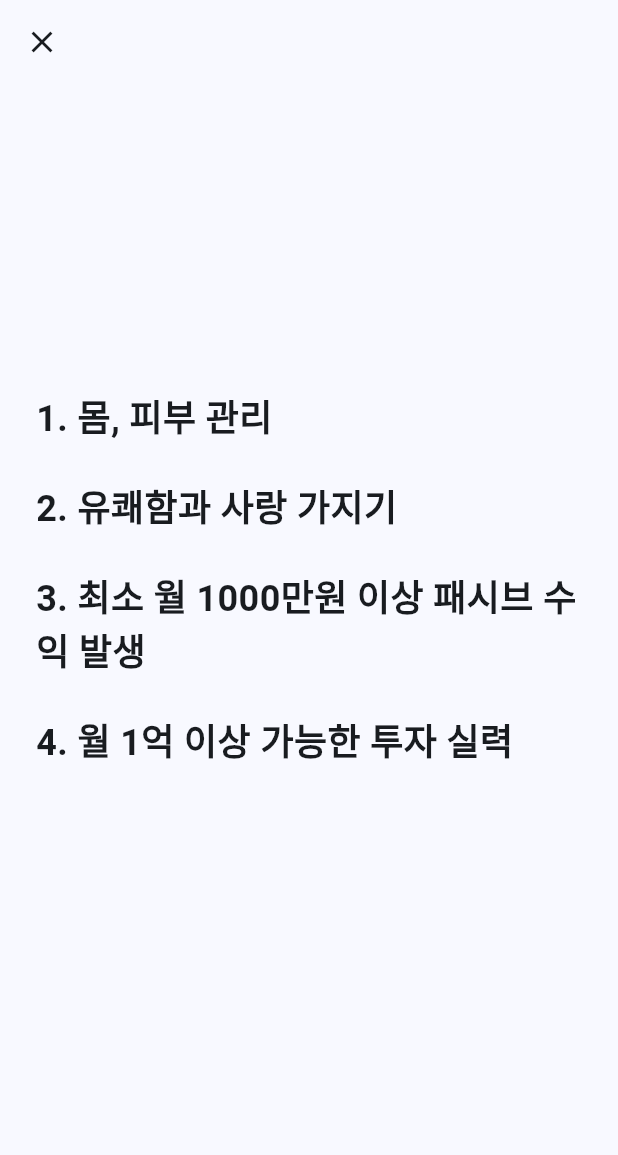
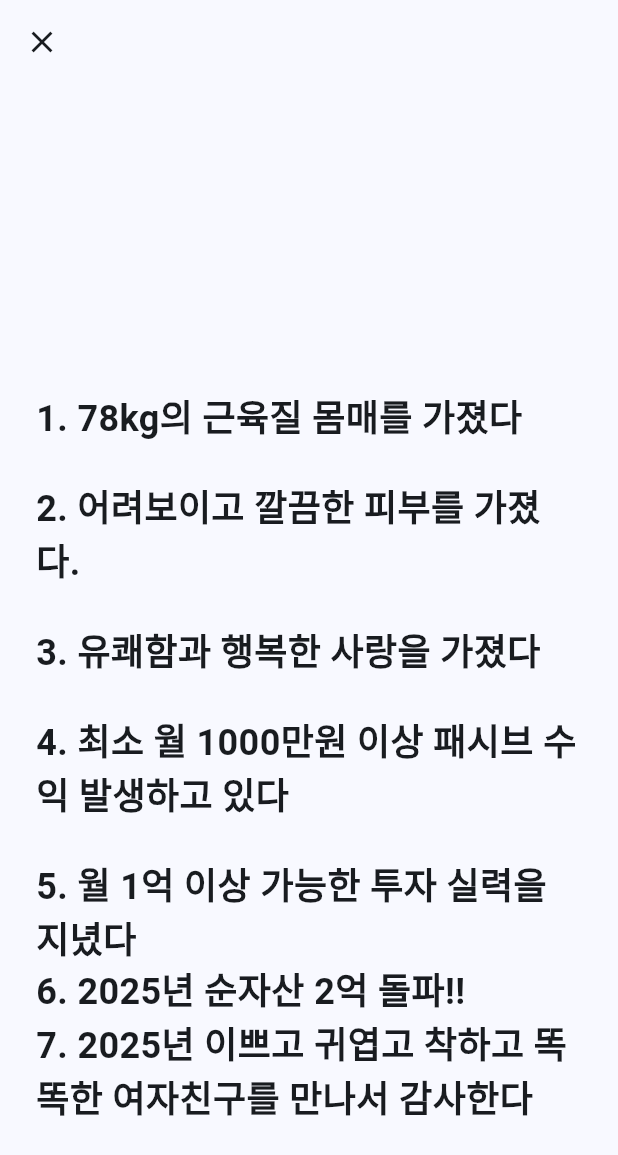
Before and after one commit to dongqui/mindware, a Flutter app: the screen it shows after launch, after a tap on the "menu book" icon, on a phone screen of 412 x 824 dp. Shown: the top 1155 px of the screen. Run offline on Flutter 3.47's test engine with Material 3 defaults, Android fonts, the phone set to English and light mode, and no system bars; our stand-ins replace flutter_local_notifications, get_it, isar, timezone; accounts and stored records are empty; generated files the repository leaves out were written again.

Commit message:
feat: 목표 추가

```diff
--- a/lib/features/todo/data/datasources/todo_local_data_source.dart
+++ b/lib/features/todo/data/datasources/todo_local_data_source.dart
@@ -75,6 +75,11 @@ class TodoLocalDataSourceImpl implements TodoLocalDataSource {
           createdAt: DateTime.now(),
           todoListId: listId,
         ),
+        TodoModel(
+          title: '자기 전에 감사하기',
+          createdAt: DateTime.now(),
+          todoListId: listId,
+        ),
       ];
 
       await _isar.todoModels.putAll(todos);
--- a/lib/features/todo/presentation/pages/counter_fragment.dart
+++ b/lib/features/todo/presentation/pages/counter_fragment.dart
@@ -39,7 +39,7 @@ class _CounterFragmentState extends State<CounterFragment> {
                 mainAxisAlignment: MainAxisAlignment.center,
                 children: [
                   Text(
-                    "나는 매력 넘치고 자유로운 30대 100억 자산가다.",
+                    "나는 매력 넘치고 자유로운 30대 100억 자산가임에 감사한다.",
                     style: const TextStyle(
                       fontSize: 18,
                       fontWeight: FontWeight.bold,
--- a/lib/features/todo/presentation/pages/goal_fragment.dart
+++ b/lib/features/todo/presentation/pages/goal_fragment.dart
@@ -20,7 +20,7 @@ class GoalFragment extends StatelessWidget {
             children: [
               const SizedBox(height: 180),
               Text(
-                "1. 몸, 피부 관리",
+                "1. 78kg의 근육질 몸매를 가졌다",
                 style: const TextStyle(
                   fontSize: 24,
                   fontWeight: FontWeight.bold,
@@ -29,7 +29,7 @@ class GoalFragment extends StatelessWidget {
               ),
               const SizedBox(height: 24),
               Text(
-                "2. 유쾌함과 사랑 가지기",
+                "2. 어려보이고 깔끔한 피부를 가졌다.",
                 style: const TextStyle(
                   fontSize: 24,
                   fontWeight: FontWeight.bold,
@@ -38,7 +38,7 @@ class GoalFragment extends StatelessWidget {
               ),
               const SizedBox(height: 24),
               Text(
-                "3. 최소 월 1000만원 이상 패시브 수익 발생",
+                "3. 유쾌함과 행복한 사랑을 가졌다",
                 style: const TextStyle(
                   fontSize: 24,
                   fontWeight: FontWeight.bold,
@@ -47,7 +47,32 @@ class GoalFragment extends StatelessWidget {
               ),
               const SizedBox(height: 24),
               Text(
-                "4. 월 1억 이상 가능한 투자 실력",
+                "4. 최소 월 1000만원 이상 패시브 수익 발생하고 있다",
+                style: const TextStyle(
+                  fontSize: 24,
+                  fontWeight: FontWeight.bold,
+                ),
+                textAlign: TextAlign.left,
+              ),
+              const SizedBox(height: 24),
+              Text(
+                "5. 월 1억 이상 가능한 투자 실력을 지녔다",
+                style: const TextStyle(
+                  fontSize: 24,
+                  fontWeight: FontWeight.bold,
+                ),
+                textAlign: TextAlign.left,
+              ),
+              Text(
+                "6. 2025년 순자산 2억 돌파!!",
+                style: const TextStyle(
+                  fontSize: 24,
+                  fontWeight: FontWeight.bold,
+                ),
+                textAlign: TextAlign.left,
+              ),
+              Text(
+                "7. 2025년 이쁘고 귀엽고 착하고 똑똑한 여자친구를 만나서 감사한다",
                 style: const TextStyle(
                   fontSize: 24,
                   fontWeight: FontWeight.bold,
```
